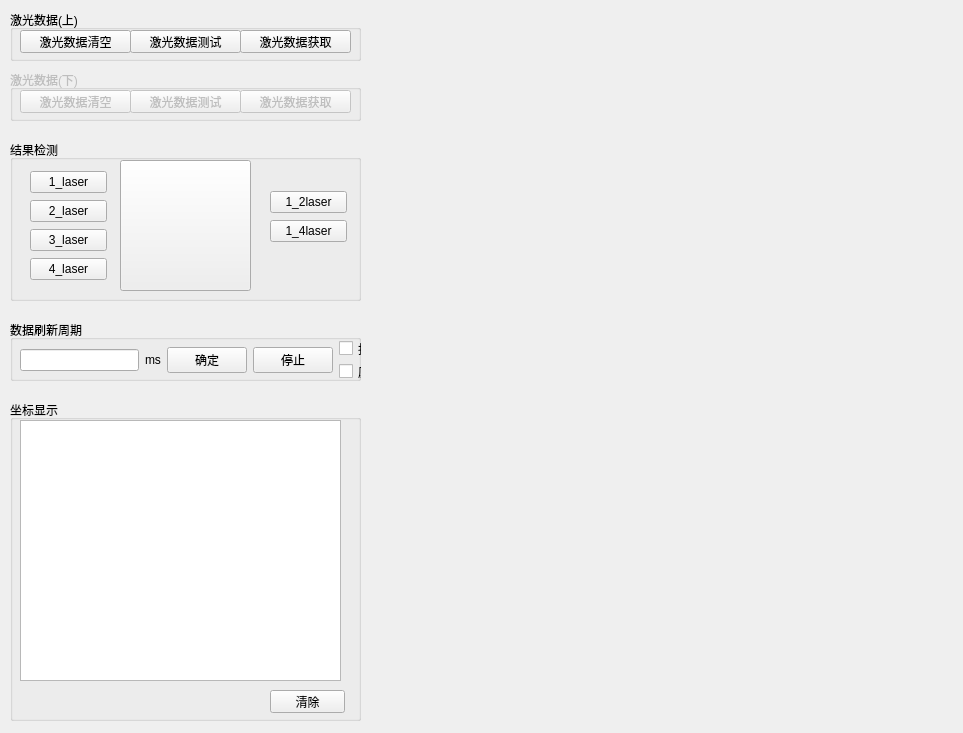
Before: the Qt Designer form src/gui/ui/laserwidget.ui in joeaaron/AutoCalib, drawn with Qt 5.
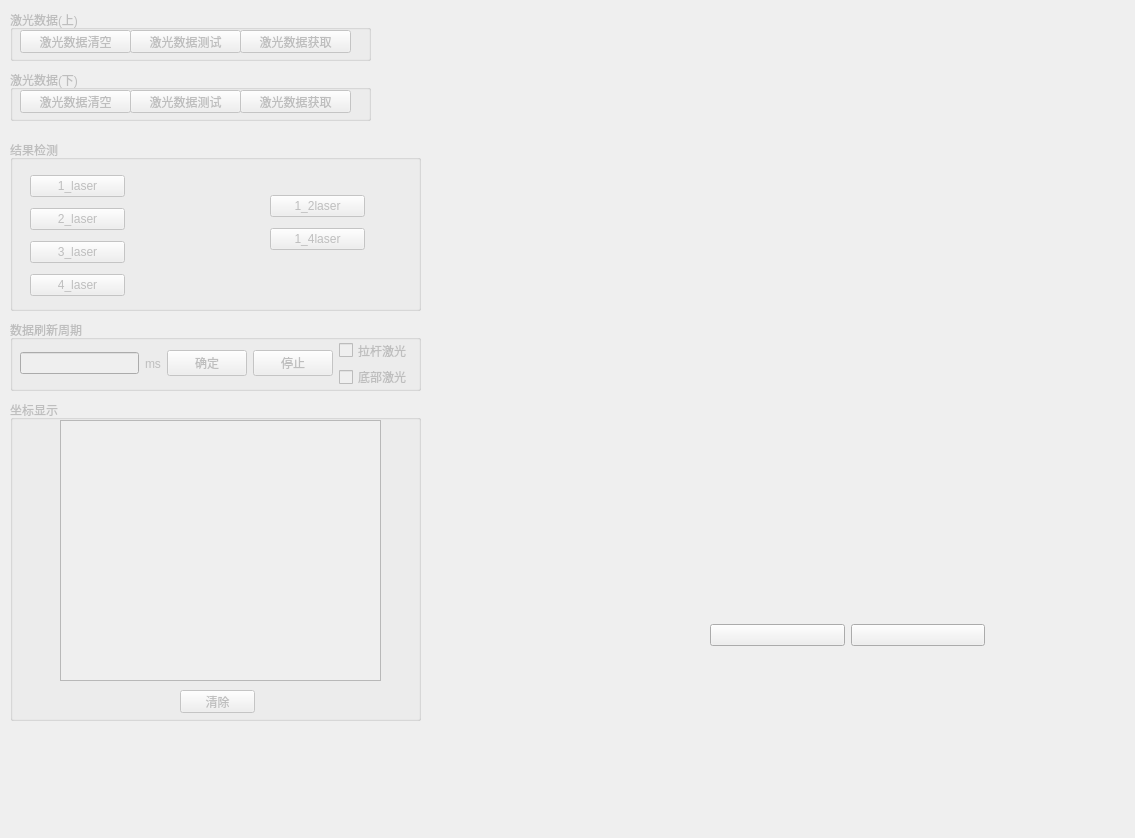
After: the same form once the commit is applied. Icons and pictures are not drawn.

Diff of the .ui file:
```diff
--- a/src/gui/ui/laserwidget.ui
+++ b/src/gui/ui/laserwidget.ui
@@ -6,19 +6,22 @@
    <rect>
     <x>0</x>
     <y>0</y>
-    <width>963</width>
-    <height>733</height>
+    <width>1135</width>
+    <height>838</height>
    </rect>
   </property>
   <property name="windowTitle">
    <string>Form</string>
   </property>
   <widget class="QGroupBox" name="groupBox">
+   <property name="enabled">
+    <bool>false</bool>
+   </property>
    <property name="geometry">
     <rect>
      <x>10</x>
      <y>10</y>
-     <width>351</width>
+     <width>361</width>
      <height>51</height>
     </rect>
    </property>
@@ -73,7 +76,7 @@
     <rect>
      <x>10</x>
      <y>70</y>
-     <width>351</width>
+     <width>361</width>
      <height>51</height>
     </rect>
    </property>
@@ -121,12 +124,15 @@
    </widget>
   </widget>
   <widget class="QGroupBox" name="groupBox_3">
+   <property name="enabled">
+    <bool>false</bool>
+   </property>
    <property name="geometry">
     <rect>
      <x>10</x>
      <y>320</y>
-     <width>351</width>
-     <height>61</height>
+     <width>411</width>
+     <height>71</height>
     </rect>
    </property>
    <property name="title">
@@ -138,7 +144,7 @@
       <x>10</x>
       <y>20</y>
       <width>392</width>
-      <height>40</height>
+      <height>47</height>
      </rect>
     </property>
     <layout class="QGridLayout" name="gridLayout">
@@ -184,48 +190,27 @@
    </widget>
   </widget>
   <widget class="QGroupBox" name="groupBox_2">
+   <property name="enabled">
+    <bool>false</bool>
+   </property>
    <property name="geometry">
     <rect>
      <x>10</x>
      <y>140</y>
-     <width>351</width>
-     <height>161</height>
+     <width>411</width>
+     <height>171</height>
     </rect>
    </property>
    <property name="title">
     <string>结果检测</string>
    </property>
-   <widget class="QPushButton" name="resultBtn">
-    <property name="geometry">
-     <rect>
-      <x>110</x>
-      <y>20</y>
-      <width>131</width>
-      <height>131</height>
-     </rect>
-    </property>
-    <property name="text">
-     <string/>
-    </property>
-    <property name="icon">
-     <iconset resource="resources.qrc">
-      <normaloff>:/images/images/smile.png</normaloff>
-      <normalon>:/images/images/cry.png</normalon>:/images/images/smile.png</iconset>
-    </property>
-    <property name="iconSize">
-     <size>
-      <width>120</width>
-      <height>120</height>
-     </size>
-    </property>
-   </widget>
    <widget class="QWidget" name="layoutWidget">
     <property name="geometry">
      <rect>
       <x>20</x>
       <y>30</y>
-      <width>77</width>
-      <height>112</height>
+      <width>95</width>
+      <height>135</height>
      </rect>
     </property>
     <layout class="QVBoxLayout" name="verticalLayout">
@@ -264,8 +249,8 @@
      <rect>
       <x>260</x>
       <y>50</y>
-      <width>77</width>
-      <height>54</height>
+      <width>95</width>
+      <height>65</height>
      </rect>
     </property>
     <layout class="QVBoxLayout" name="verticalLayout_2">
@@ -287,11 +272,14 @@
    </widget>
   </widget>
   <widget class="QGroupBox" name="groupBox_4">
+   <property name="enabled">
+    <bool>false</bool>
+   </property>
    <property name="geometry">
     <rect>
      <x>10</x>
      <y>400</y>
-     <width>351</width>
+     <width>411</width>
      <height>321</height>
     </rect>
    </property>
@@ -301,7 +289,7 @@
    <widget class="QListWidget" name="position_listWidget">
     <property name="geometry">
      <rect>
-      <x>10</x>
+      <x>50</x>
       <y>20</y>
       <width>321</width>
       <height>261</height>
@@ -311,7 +299,7 @@
    <widget class="QPushButton" name="btnclearlist">
     <property name="geometry">
      <rect>
-      <x>260</x>
+      <x>170</x>
       <y>290</y>
       <width>75</width>
       <height>23</height>
@@ -322,6 +310,53 @@
     </property>
    </widget>
   </widget>
+  <widget class="QWidget" name="layoutWidget">
+   <property name="geometry">
+    <rect>
+     <x>710</x>
+     <y>570</y>
+     <width>275</width>
+     <height>131</height>
+    </rect>
+   </property>
+   <layout class="QHBoxLayout" name="horizontalLayout">
+    <item>
+     <widget class="QPushButton" name="startBtn">
+      <property name="text">
+       <string/>
+      </property>
+      <property name="icon">
+       <iconset resource="icons.qrc">
+        <normaloff>:/icons/big_starticon.png</normaloff>:/icons/big_starticon.png</iconset>
+      </property>
+      <property name="iconSize">
+       <size>
+        <width>120</width>
+        <height>120</height>
+       </size>
+      </property>
+     </widget>
+    </item>
+    <item>
+     <widget class="QPushButton" name="resultBtn">
+      <property name="text">
+       <string/>
+      </property>
+      <property name="icon">
+       <iconset resource="resources.qrc">
+        <normaloff>:/images/images/smile.png</normaloff>
+        <normalon>:/images/images/cry.png</normalon>:/images/images/smile.png</iconset>
+      </property>
+      <property name="iconSize">
+       <size>
+        <width>120</width>
+        <height>120</height>
+       </size>
+      </property>
+     </widget>
+    </item>
+   </layout>
+  </widget>
  </widget>
  <resources>
   <include location="resources.qrc"/>
```
